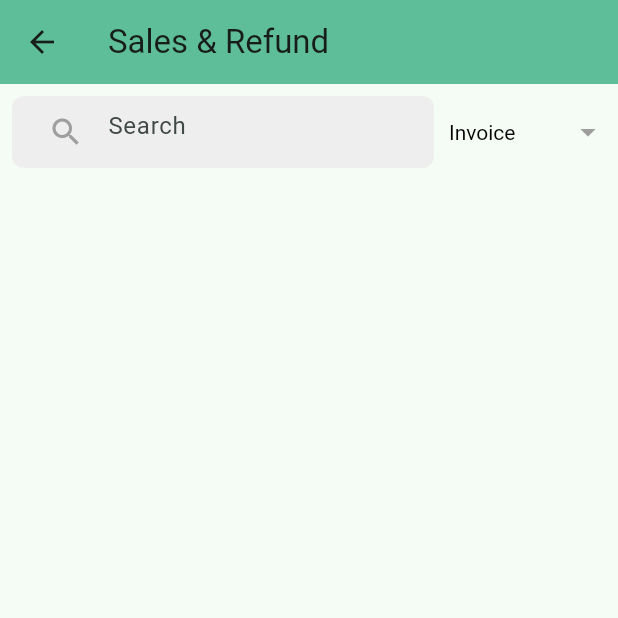
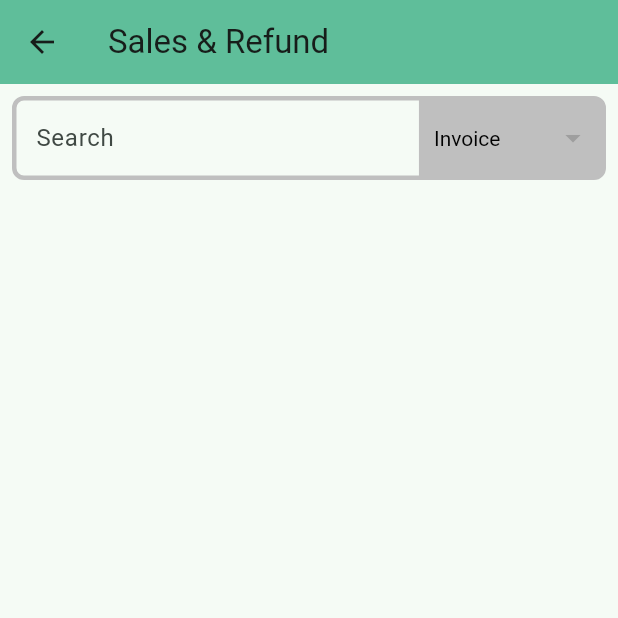
Before and after one commit to alegralabs/apk_uploader, a Flutter app: the TransactionListPage screen opened directly, on a phone screen of 412 x 824 dp, the top half of it. Run offline on Flutter 3.47's test engine with Material 3 defaults, Android fonts, the phone set to English and light mode, and no system bars; our stand-ins replace avatar_glow, file_picker, flutter_easyloading, flutter_tts, fluttertoast, image_picker and 6 more; missing offline and left inert: dart_phonetics, fuzzywuzzy; accounts and stored records are empty; network calls fail.

Commit message:
UI Updates and Subscription page added

```diff
--- a/newprobillapp/lib/pages/transaction_list.dart
+++ b/newprobillapp/lib/pages/transaction_list.dart
@@ -37,6 +37,7 @@ class TransactionService {
     );
     if (response.statusCode == 200) {
       final jsonData = json.decode(response.body);
+      print(jsonData);
       return List<Transaction>.from(
           jsonData['data'].map((x) => Transaction.fromJson(x)));
     } else {
@@ -140,16 +141,10 @@ class _TransactionListPageState extends State<TransactionListPage> {
 }
 
 // Widget for search bar
-class _SearchBar extends StatelessWidget {
+class _SearchBar extends StatefulWidget {
   final Function(String) onSearch;
   final String selectedColumn;
   final Function(String?) onColumnSelect;
-  final List<String> _columnNames = [
-    'Invoice',
-    'Transactions',
-    'Total',
-    'Date-time'
-  ];
 
   _SearchBar({
     required this.onSearch,
@@ -158,32 +153,63 @@ class _SearchBar extends StatelessWidget {
   });
 
   @override
+  State<_SearchBar> createState() => _SearchBarState();
+}
+
+class _SearchBarState extends State<_SearchBar> {
+  final List<String> _columnNames = [
+    'Invoice',
+    'Transactions',
+    'Total',
+    'Date-time'
+  ];
+
+  FocusNode focusNode = FocusNode();
+
+  @override
   Widget build(BuildContext context) {
     return Padding(
       padding: const EdgeInsets.all(8.0),
       child: Row(
         children: [
           Expanded(
-            child: Container(
-              padding: const EdgeInsets.symmetric(horizontal: 12),
-              decoration: BoxDecoration(
-                color: Colors.grey[200],
-                borderRadius: BorderRadius.circular(8),
-              ),
             child: TextField(
-                onChanged: onSearch,
-                decoration: const InputDecoration(
-                  hintText: 'Search',
-                  border: InputBorder.none,
-                  prefixIcon: Icon(Icons.search, color: Colors.grey),
+              onTap: () {
+                setState(() {});
+              },
+              onSubmitted: (value) {
+                setState(() {});
+              },
+              focusNode: focusNode,
+              onChanged: widget.onSearch,
+              decoration: InputDecoration(
+                hintText: "Search",
+                enabledBorder: OutlineInputBorder(
+                  borderRadius: BorderRadius.circular(8.0),
+                  borderSide: const BorderSide(
+                    color: Color(0xffbfbfbf),
+                    width: 3.0,
                   ),
                 ),
+                focusedBorder: OutlineInputBorder(
+                  borderRadius: BorderRadius.circular(8.0),
+                  borderSide: const BorderSide(
+                    color: green2,
+                    width: 3.0,
                   ),
                 ),
-          const SizedBox(width: 10),
-          DropdownButton<String>(
-            value: selectedColumn,
-            onChanged: onColumnSelect,
+                suffixIcon: Container(
+                  padding:
+                      const EdgeInsets.symmetric(horizontal: 10, vertical: 2),
+                  decoration: BoxDecoration(
+                    borderRadius: const BorderRadius.only(
+                        topRight: Radius.circular(8.0),
+                        bottomRight: Radius.circular(8.0)),
+                    color: focusNode.hasFocus ? green2 : darkGrey,
+                  ),
+                  child: DropdownButton<String>(
+                    value: widget.selectedColumn,
+                    onChanged: widget.onColumnSelect,
                     style: const TextStyle(color: Colors.black),
                     underline: Container(),
                     icon: const Icon(Icons.arrow_drop_down, color: Colors.grey),
@@ -193,6 +219,10 @@ class _SearchBar extends StatelessWidget {
                         child: Text(columnName),
                       );
                     }).toList(),
+                  ),
+                ),
+              ),
+            ),
           ),
         ],
       ),
@@ -212,12 +242,26 @@ class _TransactionList extends StatelessWidget {
     for (var transaction in transactions) {
       String month =
           DateFormat.yMMMM().format(DateTime.parse(transaction.createdAt));
+      print("Month: $month");
       if (!groupedTransactions.containsKey(month)) {
         groupedTransactions[month] = [];
       }
       groupedTransactions[month]!.add(transaction);
     }
     return groupedTransactions;
+  }
+
+  totalMonthAmount(List<Transaction> transactions) {
+    double totalAmount = 0;
+    for (var transaction in transactions) {
+      totalAmount += int.parse(transaction.totalPrice);
+    }
+
+    if (totalAmount > 0) {
+      return "₹${totalAmount.abs().toStringAsFixed(2)}";
+    } else {
+      return "-₹${totalAmount.abs().toStringAsFixed(2)}";
+    }
   }
 
   @override
@@ -241,12 +285,32 @@ class _TransactionList extends StatelessWidget {
               color: Colors.grey[300],
               padding: const EdgeInsets.symmetric(vertical: 8),
               child: Center(
+                child: Row(
+                  mainAxisAlignment: MainAxisAlignment.spaceAround,
+                  children: [
+                    Expanded(
                       child: Text(
                         month,
                         style: const TextStyle(
                           fontWeight: FontWeight.bold,
+                          fontFamily: 'Roboto_Regular',
                           fontSize: 16,
                         ),
+                        textAlign: TextAlign.center,
+                      ),
+                    ),
+                    Expanded(
+                      child: Text(
+                        " Total: ${totalMonthAmount(monthTransactions)}",
+                        style: const TextStyle(
+                          fontWeight: FontWeight.bold,
+                          fontFamily: 'Roboto_Regular',
+                          fontSize: 16,
+                        ),
+                        textAlign: TextAlign.center,
+                      ),
+                    ),
+                  ],
                 ),
               ),
             ),
```
Also changed, not shown: 2 other files. Lines whose indentation alone changed are shown as unchanged.
